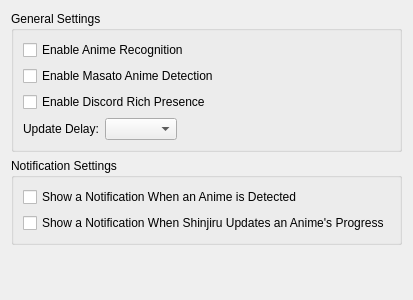
Qt form ui/settings_dialog/views/recognition.ui (Nikey646/Shinjiru) before a commit.
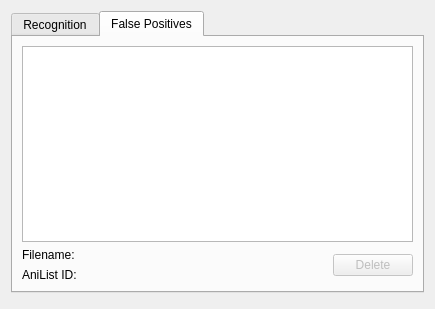
The same form after that commit. The open tabs and pages were chosen to show the change.

Commit message: Add media detection false positive blacklist

```diff
--- a/ui/settings_dialog/views/recognition.ui
+++ b/ui/settings_dialog/views/recognition.ui
@@ -7,11 +7,21 @@
     <x>0</x>
     <y>0</y>
     <width>400</width>
-    <height>300</height>
+    <height>309</height>
    </rect>
   </property>
   <layout class="QVBoxLayout" name="verticalLayout">
    <item>
+    <widget class="QTabWidget" name="tabWidget">
+     <property name="currentIndex">
+      <number>0</number>
+     </property>
+     <widget class="QWidget" name="tab">
+      <attribute name="title">
+       <string>Recognition</string>
+      </attribute>
+      <layout class="QVBoxLayout" name="verticalLayout_4">
+       <item>
     <widget class="QGroupBox" name="groupBox">
      <property name="title">
       <string>General Settings</string>
@@ -93,6 +103,75 @@
        </widget>
       </item>
      </layout>
+        </widget>
+       </item>
+      </layout>
+     </widget>
+     <widget class="QWidget" name="tab_2">
+      <attribute name="title">
+       <string>False Positives</string>
+      </attribute>
+      <layout class="QVBoxLayout" name="verticalLayout_5">
+       <item>
+        <widget class="QListView" name="falsePositives">
+         <property name="selectionBehavior">
+          <enum>QAbstractItemView::SelectRows</enum>
+         </property>
+        </widget>
+       </item>
+       <item>
+        <layout class="QHBoxLayout" name="horizontalLayout_2">
+         <item>
+          <layout class="QFormLayout" name="formLayout_2">
+           <item row="0" column="0">
+            <widget class="QLabel" name="label_2">
+             <property name="text">
+              <string>Filename:</string>
+             </property>
+            </widget>
+           </item>
+           <item row="0" column="1">
+            <widget class="QLabel" name="filename"/>
+           </item>
+           <item row="1" column="0">
+            <widget class="QLabel" name="label_4">
+             <property name="text">
+              <string>AniList ID:</string>
+             </property>
+            </widget>
+           </item>
+           <item row="1" column="1">
+            <widget class="QLabel" name="aniListId"/>
+           </item>
+          </layout>
+         </item>
+         <item>
+          <spacer name="horizontalSpacer_2">
+           <property name="orientation">
+            <enum>Qt::Horizontal</enum>
+           </property>
+           <property name="sizeHint" stdset="0">
+            <size>
+             <width>40</width>
+             <height>20</height>
+            </size>
+           </property>
+          </spacer>
+         </item>
+         <item>
+          <widget class="QPushButton" name="deleteFalsePositive">
+           <property name="enabled">
+            <bool>false</bool>
+           </property>
+           <property name="text">
+            <string>Delete</string>
+           </property>
+          </widget>
+         </item>
+        </layout>
+       </item>
+      </layout>
+     </widget>
     </widget>
    </item>
    <item>
```
Lines whose indentation alone changed are shown as unchanged. The commit also changes 11 other files.
